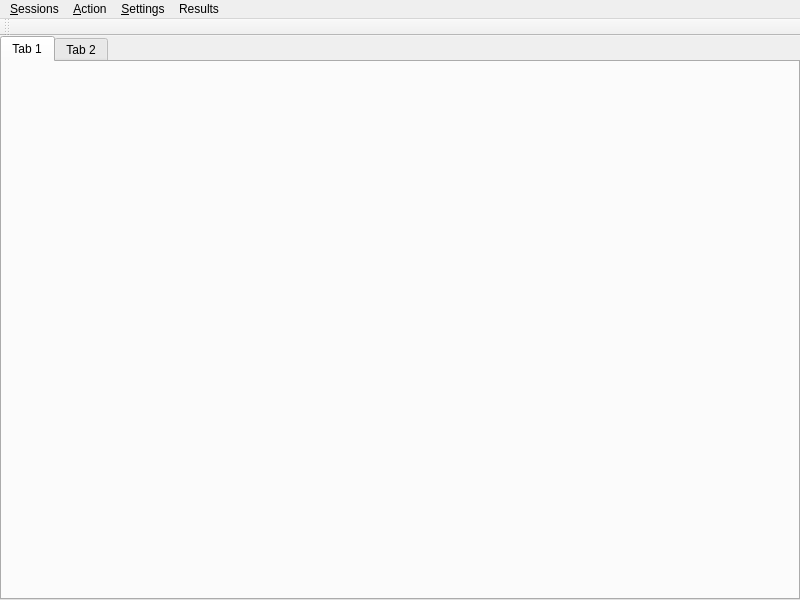
Qt form src/widget/mainwindow.ui (mugiseyebrows/mugi-grep) before a commit.
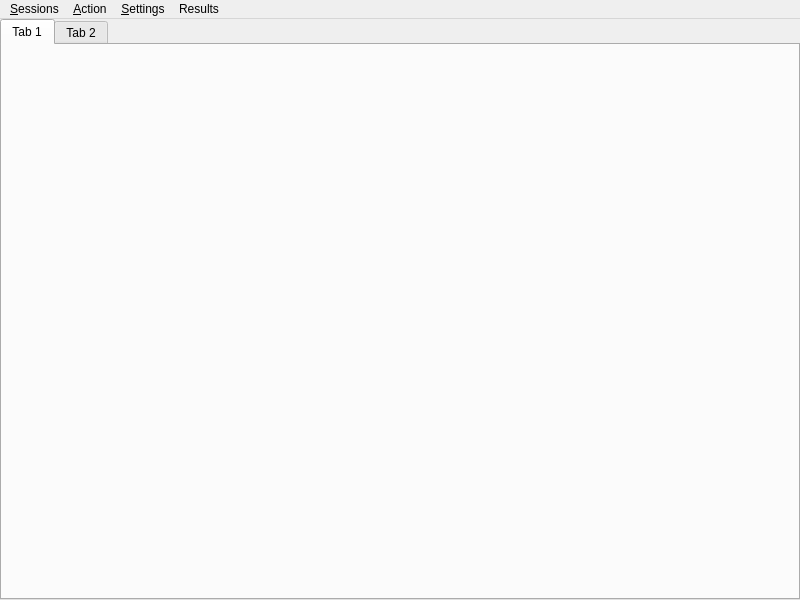
The same form after that commit.

```diff
--- a/src/widget/mainwindow.ui
+++ b/src/widget/mainwindow.ui
@@ -94,14 +94,6 @@
    <addaction name="menuSettings"/>
    <addaction name="menuResults"/>
   </widget>
-  <widget class="QToolBar" name="mainToolBar">
-   <attribute name="toolBarArea">
-    <enum>TopToolBarArea</enum>
-   </attribute>
-   <attribute name="toolBarBreak">
-    <bool>false</bool>
-   </attribute>
-  </widget>
   <action name="addSession">
    <property name="text">
     <string>&amp;Add</string>
```
Left out of the diff: 20 changed lines with no effect on the pictures.
